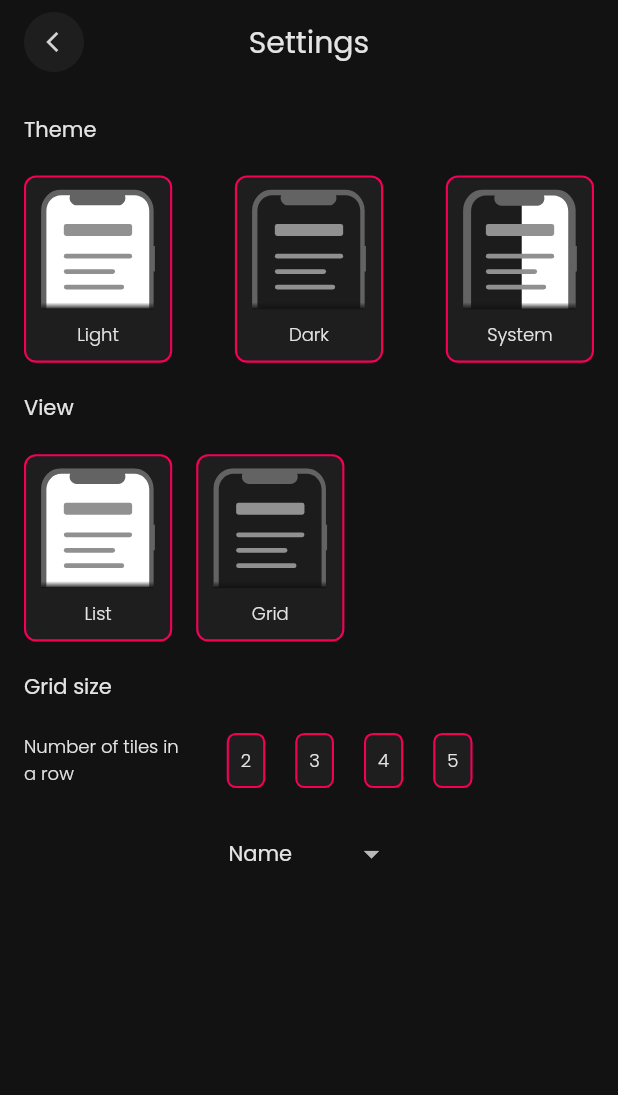
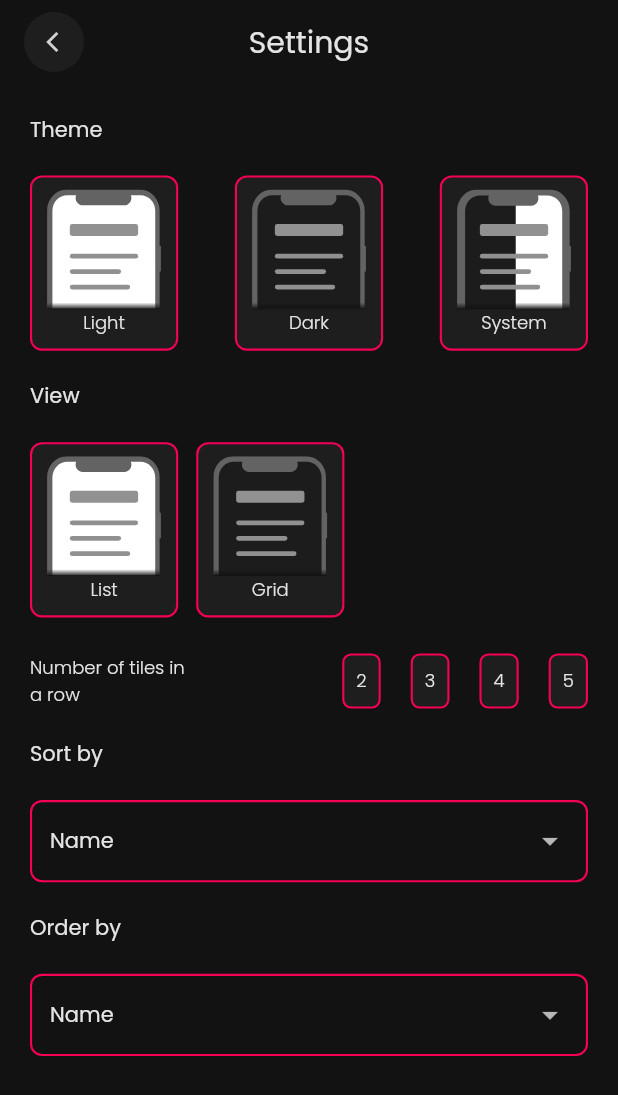
Before and after one commit to msmurali/flutter_music_app, a Flutter app: the screen it shows after launch, after a tap on an icon or button, on a phone screen of 412 x 824 dp. Shown: the top 1095 px of the screen. Run offline on Flutter 3.47's test engine with Material 2 defaults, Android fonts, the phone set to English and light mode, and no system bars; our stand-ins replace flutter_svg, on_audio_query, permission_handler; missing offline and left inert: audiotagger.

Commit message:
refactor, preferences screen completed

```diff
--- a/lib/src/app.dart
+++ b/lib/src/app.dart
@@ -2,7 +2,7 @@ import 'package:flutter/material.dart';
 import 'package:music/src/global/constants/constants.dart';
 import 'package:music/src/global/constants/enums.dart';
 import 'package:music/src/interface/router/app_router.dart';
-import 'package:music/src/logic/services/app_permissions.dart';
+import 'package:music/src/data/services/app_permissions.dart';
 
 class AppWidget extends StatefulWidget {
   const AppWidget({Key? key}) : super(key: key);
--- a/lib/src/interface/screens/preferences_screen.dart
+++ b/lib/src/interface/screens/preferences_screen.dart
@@ -35,22 +35,16 @@ class PreferencesScreen extends StatelessWidget {
     );
   }
 
-  Padding _buildThemePreferences(BuildContext context) {
+  _buildThemePreferences(BuildContext context) {
     ThemeData theme = Theme.of(context);
-    return Padding(
-      padding: const EdgeInsets.only(
-        top: 20.0,
-      ),
-      child: Column(
+    return Column(
       crossAxisAlignment: CrossAxisAlignment.start,
       children: [
         Text(
           'Theme',
           style: theme.textTheme.bodyText2,
         ),
-          const SizedBox(
-            height: 20.0,
-          ),
+        const SizedBox(height: 20.0),
         Row(
           mainAxisAlignment: MainAxisAlignment.spaceBetween,
           children: [
@@ -72,7 +66,6 @@ class PreferencesScreen extends StatelessWidget {
           ],
         ),
       ],
-      ),
     );
   }
 
@@ -101,9 +94,6 @@ class PreferencesScreen extends StatelessWidget {
               asset,
             ),
           ),
-          const SizedBox(
-            height: 8.0,
-          ),
           Text(
             title,
             style: theme.textTheme.subtitle1,
@@ -117,12 +107,10 @@ class PreferencesScreen extends StatelessWidget {
       {required BuildContext context, required String title}) {
     ThemeData theme = Theme.of(context);
     return Container(
-      child: Padding(
       padding: const EdgeInsets.all(8.0),
       child: Text(
         title,
         style: theme.textTheme.subtitle1,
-        ),
       ),
       decoration: BoxDecoration(
         color: Colors.white.withOpacity(0.05),
@@ -138,9 +126,8 @@ class PreferencesScreen extends StatelessWidget {
   Padding _buildViewPreferences(BuildContext context) {
     ThemeData theme = Theme.of(context);
     return Padding(
-      padding: const EdgeInsets.only(
-        top: 20.0,
-        bottom: 20.0,
+      padding: const EdgeInsets.symmetric(
+        vertical: 20.0,
       ),
       child: Column(
         crossAxisAlignment: CrossAxisAlignment.start,
@@ -149,9 +136,7 @@ class PreferencesScreen extends StatelessWidget {
             'View',
             style: theme.textTheme.bodyText2,
           ),
-          const SizedBox(
-            height: 20.0,
-          ),
+          const SizedBox(height: 20.0),
           Row(
             mainAxisAlignment: MainAxisAlignment.start,
             children: [
@@ -160,7 +145,7 @@ class PreferencesScreen extends StatelessWidget {
                 asset: 'asset/images/light_theme.svg',
                 title: 'List',
               ),
-              const SizedBox(width: 16.0),
+              const SizedBox(width: 12.0),
               _buildOption(
                 context: context,
                 asset: 'asset/images/dark_theme.svg',
@@ -168,24 +153,17 @@ class PreferencesScreen extends StatelessWidget {
               ),
             ],
           ),
-          const SizedBox(
-            height: 20.0,
-          ),
+          const SizedBox(height: 24.0),
           Column(
             crossAxisAlignment: CrossAxisAlignment.start,
             children: [
-              Text(
-                'Grid size',
-                style: theme.textTheme.bodyText2,
-              ),
-              const SizedBox(height: 20.0),
               Row(
                 children: [
                   Text(
                     'Number of tiles in\na row',
                     style: theme.textTheme.subtitle1,
                   ),
-                  const SizedBox(width: 32.0),
+                  const Spacer(),
                   _buildGridSizeOption(
                     context: context,
                     title: '2',
@@ -216,7 +194,25 @@ class PreferencesScreen extends StatelessWidget {
 
   _buildSortPreferences(BuildContext context) {
     ThemeData theme = Theme.of(context);
-    return DropdownButtonHideUnderline(
+    return Column(
+      crossAxisAlignment: CrossAxisAlignment.start,
+      children: [
+        Text(
+          'Sort by',
+          style: theme.textTheme.bodyText2,
+        ),
+        const SizedBox(height: 20.0),
+        Container(
+          width: double.infinity,
+          padding: const EdgeInsets.symmetric(vertical: 2.0, horizontal: 12.0),
+          decoration: BoxDecoration(
+            borderRadius: BorderRadius.circular(8.0),
+            border: Border.all(
+              width: 1.4,
+              color: Colors.pinkAccent.shade400,
+            ),
+          ),
+          child: DropdownButtonHideUnderline(
             child: DropdownButton<String>(
               value: 'Name',
               items: [
@@ -226,6 +222,46 @@ class PreferencesScreen extends StatelessWidget {
               ],
               onChanged: (String? val) {},
             ),
+          ),
+        ),
+        const SizedBox(height: 20.0),
+      ],
+    );
+  }
+
+  _buildOrderPreferences(BuildContext context) {
+    ThemeData theme = Theme.of(context);
+    return Column(
+      crossAxisAlignment: CrossAxisAlignment.start,
+      children: [
+        Text(
+          'Order by',
+          style: theme.textTheme.bodyText2,
+        ),
+        const SizedBox(height: 20.0),
+        Container(
+          width: double.infinity,
+          padding: const EdgeInsets.symmetric(vertical: 2.0, horizontal: 12.0),
+          decoration: BoxDecoration(
+            borderRadius: BorderRadius.circular(8.0),
+            border: Border.all(
+              width: 1.4,
+              color: Colors.pinkAccent.shade400,
+            ),
+          ),
+          child: DropdownButtonHideUnderline(
+            child: DropdownButton<String>(
+              value: 'Name',
+              items: [
+                _buildDropDownOption(context: context, title: 'Name'),
+                _buildDropDownOption(context: context, title: 'Date Added'),
+                _buildDropDownOption(context: context, title: 'Duration'),
+              ],
+              onChanged: (String? val) {},
+            ),
+          ),
+        ),
+      ],
     );
   }
 
@@ -250,12 +286,14 @@ class PreferencesScreen extends StatelessWidget {
         appBar: _buildAppBar(context),
         body: SingleChildScrollView(
           child: Padding(
-            padding: const EdgeInsets.symmetric(horizontal: 16.0),
+            padding: const EdgeInsets.all(20.0),
             child: Column(
+              crossAxisAlignment: CrossAxisAlignment.start,
               children: [
                 _buildThemePreferences(context),
                 _buildViewPreferences(context),
                 _buildSortPreferences(context),
+                _buildOrderPreferences(context),
               ],
             ),
           ),
--- a/lib/src/interface/widgets/music_artwork.dart
+++ b/lib/src/interface/widgets/music_artwork.dart
@@ -1,5 +1,5 @@
 import 'package:flutter/material.dart';
-import 'package:music/src/logic/providers/artwork_provider.dart';
+import 'package:music/src/data/providers/artwork_provider.dart';
 import 'package:on_audio_query/on_audio_query.dart';
 
 class MusicArtwork extends StatelessWidget {
@@ -9,12 +9,11 @@ class MusicArtwork extends StatelessWidget {
   MusicArtwork({Key? key, required this.song}) : super(key: key);
 
   Container _buildArtworkLoadingIndicator() {
-    // TODO: replace
     return Container(
       width: 50,
       height: 50,
       decoration: BoxDecoration(
-        color: Colors.white,
+        color: Colors.grey,
         borderRadius: BorderRadius.circular(8.0),
       ),
     );
@@ -58,7 +57,6 @@ class MusicArtwork extends StatelessWidget {
         } else if (snapshot.hasData && snapshot.data != null) {
           return _buildArtwork(snapshot.data);
         } else {
-          // print(snapshot.data);
           return _buildArtworkPlaceholder();
         }
       },
--- a/lib/src/interface/widgets/music_library.dart
+++ b/lib/src/interface/widgets/music_library.dart
@@ -4,7 +4,7 @@ import 'package:music/src/global/constants/enums.dart';
 import 'package:music/src/interface/utils/custom_icons.dart';
 import 'package:music/src/interface/widgets/circular_icon_button.dart';
 import 'package:music/src/interface/widgets/music_tab.dart';
-import 'package:music/src/logic/providers/songs_provider.dart';
+import 'package:music/src/data/providers/songs_provider.dart';
 
 class MusicLibrary extends StatelessWidget {
   final SongsProvider _songsProvider = SongsProvider();
@@ -87,14 +87,16 @@ class MusicLibrary extends StatelessWidget {
         length: 4,
         child: Scaffold(
           appBar: _buildAppBar(context),
-          body: TabBarView(children: [
-            MusicTab(
-              futureData: _songsProvider.getSongs(),
-            ),
-            Container(color: Colors.white),
-            Container(color: Colors.red),
-            Container(color: Colors.blue),
-          ]),
+          body: TabBarView(
+            children: [
+              Container(color: Colors.white),
+              MusicTab(
+                futureData: _songsProvider.getSongs(),
+              ),
+              Container(color: Colors.red),
+              Container(color: Colors.blue),
+            ],
+          ),
         ),
       ),
     );
```
Also changed, not shown: lib/src/data/providers/artwork_provider.dart (added, +12 -0 lines), lib/src/interface/widgets/music_tab.dart (+12 -2 lines), lib/src/interface/widgets/song_tile.dart (+12 -1 lines), lib/src/logic/providers/artwork_provider.dart (deleted, +0 -21 lines), lib/src/data/providers/songs_provider.dart (renamed from lib/src/logic/providers/songs_provider.dart), lib/src/data/services/app_permissions.dart (renamed from lib/src/logic/services/app_permissions.dart). Lines whose indentation alone changed are shown as unchanged.
